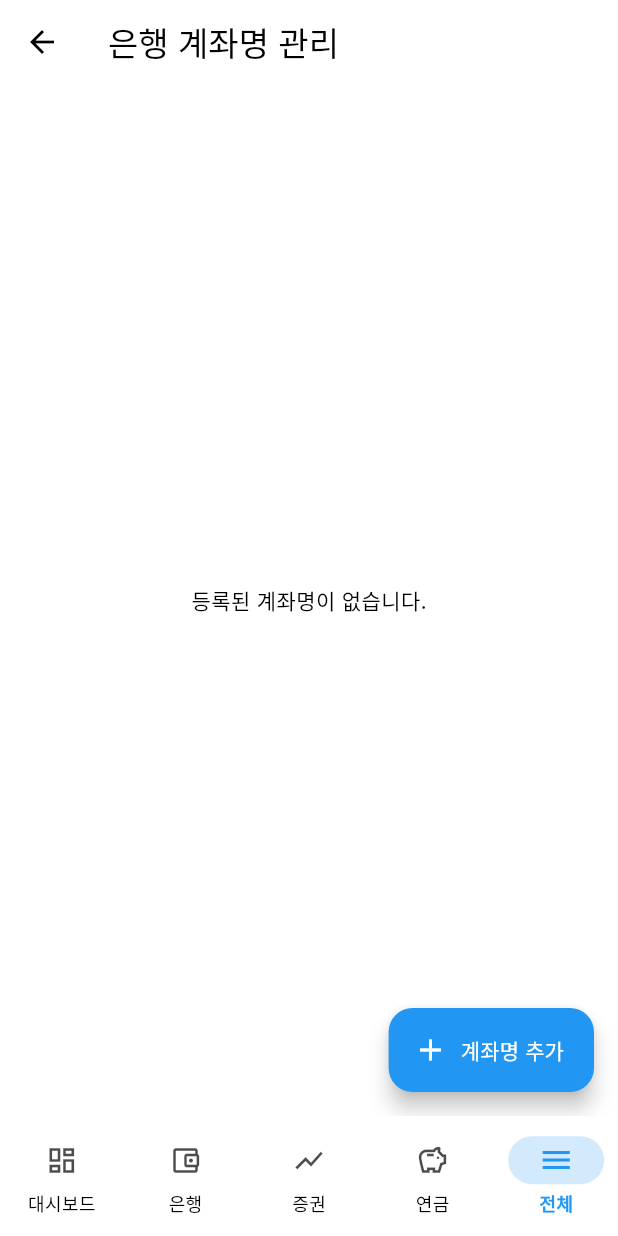
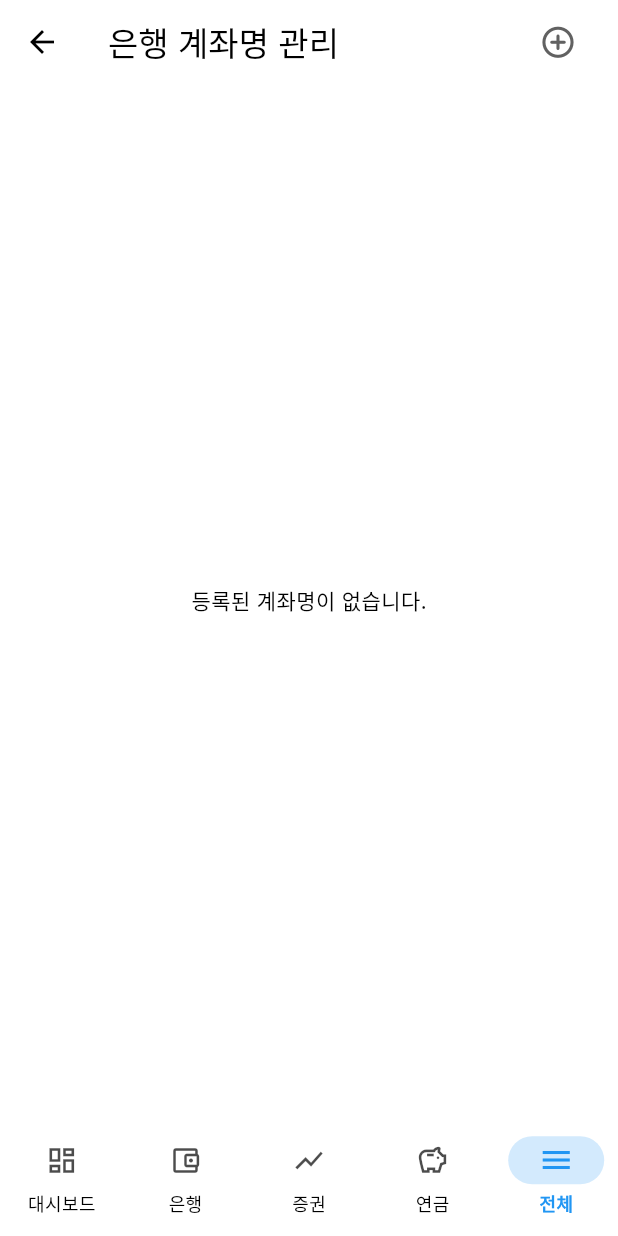
Before and after one commit to jo-dev-pro/finance_manager, a Flutter app: the AccountNameScreen screen opened by its route, on a phone screen of 412 x 824 dp. Run offline on Flutter 3.47's test engine with Material 3 defaults, Android fonts, the phone set to English and light mode, and no system bars; our stand-ins replace cloud_firestore, file_picker, firebase_core, firebase_storage, fl_chart, flutter_riverpod and 5 more; missing offline and left inert: spreadsheet_decoder; accounts and stored records are empty; generated files the repository leaves out were written again.

Commit message:
261027 O 추가 아이콘 계좌,계좌명 완료

```diff
--- a/lib/presentation/screens/account/account_name_screen.dart
+++ b/lib/presentation/screens/account/account_name_screen.dart
@@ -13,7 +13,19 @@ class AccountNameScreen extends ConsumerWidget {
     final accountNameAsync = ref.watch(accountNameNotifierProvider);
 
     return Scaffold(
-      appBar: AppBar(title: const Text('은행 계좌명 관리')),
+      appBar: AppBar(
+        title: const Text('은행 계좌명 관리'),
+        actions: [
+          IconButton(
+            icon: const Icon(Icons.add_circle_outline_rounded, size: 25),
+            color: Colors.grey.shade700,
+            padding: EdgeInsets.zero, // 기본 패딩 제거
+            constraints: const BoxConstraints(), // 최소 48x48 제약 제거
+            onPressed: () => _showDialog(context),
+          ),
+          SizedBox(width: 16),
+        ],
+      ),
       body: accountNameAsync.when(
         loading: () => const Center(child: CircularProgressIndicator()),
         error: (err, stack) => Center(child: Text('오류가 발생했습니다: $err')),
@@ -81,11 +93,6 @@ class AccountNameScreen extends ConsumerWidget {
           );
         },
       ),
-      floatingActionButton: FloatingActionButton.extended(
-        onPressed: () => _showDialog(context),
-        icon: const Icon(Icons.add),
-        label: const Text('계좌명 추가'),
-      ),
     );
   }
 
```
Also changed, not shown: lib/presentation/screens/account/account_screen.dart (+12 -6 lines), lib/presentation/screens/investment/investment_screen.dart (line endings or trailing spaces).
